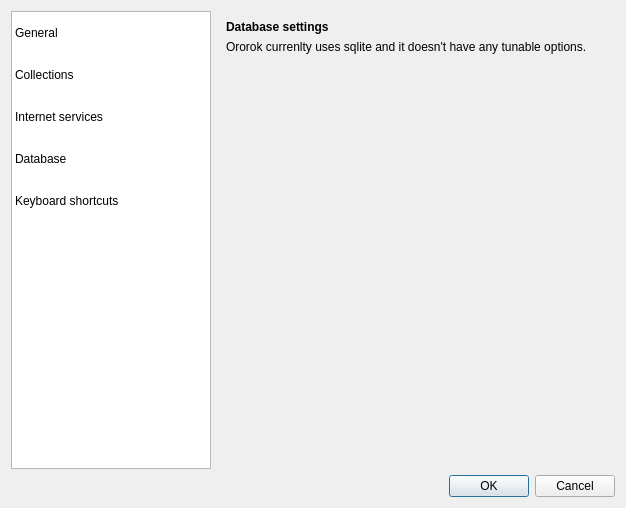
Above: src/settingsdialog.ui from sigsergv/ororok before the change. Below: the same form after it.
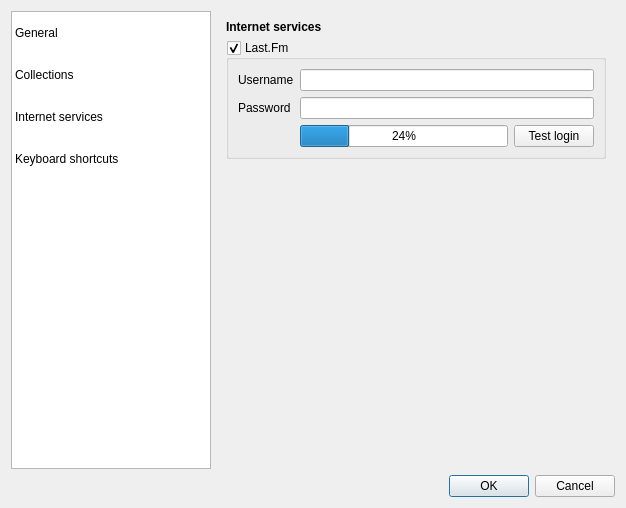
That is the form after the change. Icons and pictures are not drawn. Custom widgets are drawn as their Qt base class.

Commit message: Removed unused settings page.

Diff of the .ui file:
```diff
--- a/src/settingsdialog.ui
+++ b/src/settingsdialog.ui
@@ -140,11 +140,6 @@
        </item>
        <item row="3" column="0">
         <property name="text">
-         <string>Database</string>
-        </property>
-       </item>
-       <item row="4" column="0">
-        <property name="text">
          <string>Keyboard shortcuts</string>
         </property>
        </item>
@@ -159,7 +154,7 @@
         </sizepolicy>
        </property>
        <property name="currentIndex">
-        <number>3</number>
+        <number>2</number>
        </property>
        <widget class="QWidget" name="page">
         <layout class="QVBoxLayout" name="verticalLayout_5">
@@ -352,19 +347,6 @@
             <item row="1" column="1">
              <widget class="QLineEdit" name="lastfmPasswordLineEdit"/>
             </item>
-            <item row="3" column="1">
-             <spacer name="verticalSpacer">
-              <property name="orientation">
-               <enum>Qt::Vertical</enum>
-              </property>
-              <property name="sizeHint" stdset="0">
-               <size>
-                <width>20</width>
-                <height>40</height>
-               </size>
-              </property>
-             </spacer>
-            </item>
             <item row="2" column="1">
              <layout class="QHBoxLayout" name="horizontalLayout_3">
               <item>
@@ -386,37 +368,8 @@
            </layout>
           </widget>
          </item>
-        </layout>
-       </widget>
-       <widget class="QWidget" name="page_2">
-        <layout class="QVBoxLayout" name="verticalLayout_7">
          <item>
-          <layout class="QVBoxLayout" name="verticalLayout_6">
-           <item>
-            <widget class="QLabel" name="label_3">
-             <property name="font">
-              <font>
-               <weight>75</weight>
-               <bold>true</bold>
-              </font>
-             </property>
-             <property name="text">
-              <string>Database settings</string>
-             </property>
-            </widget>
-           </item>
-           <item>
-            <widget class="QLabel" name="label_13">
-             <property name="text">
-              <string>Ororok currenlty uses sqlite and it doesn't have any tunable options.</string>
-             </property>
-             <property name="wordWrap">
-              <bool>true</bool>
-             </property>
-            </widget>
-           </item>
-           <item>
-            <spacer name="verticalSpacer_4">
+          <spacer name="verticalSpacer">
              <property name="orientation">
               <enum>Qt::Vertical</enum>
              </property>
@@ -427,8 +380,6 @@
               </size>
              </property>
             </spacer>
-           </item>
-          </layout>
          </item>
         </layout>
        </widget>
```
Left out of the diff: 3 changed lines with no effect on the pictures. Lines whose indentation alone changed are shown as unchanged. The commit also changes 2 other files.
